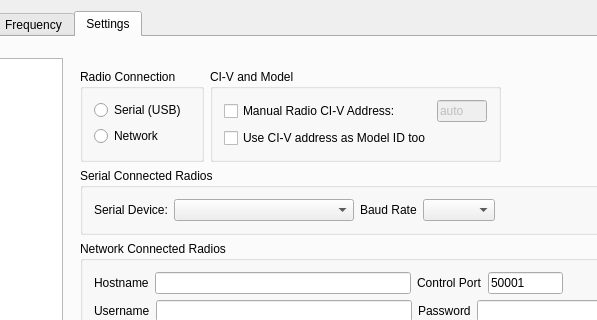
Old version of the form wfmain.ui in the repository adecarolis/wfweb; both pictures show x 121 to 718 and y 0 to 320 of the 948 by 554 pixel window.
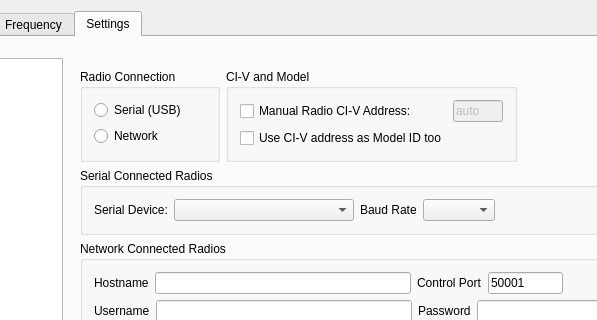
New version of the form. The open tabs and pages were chosen to show the change. Custom widgets are drawn as their Qt base class.

Commit message: Slightly wider radio connection box

Diff of the .ui file:
```diff
--- a/wfmain.ui
+++ b/wfmain.ui
@@ -2074,6 +2074,12 @@
                <layout class="QHBoxLayout" name="horizontalLayout_4">
                 <item>
                  <widget class="QGroupBox" name="groupBox">
+                  <property name="minimumSize">
+                   <size>
+                    <width>140</width>
+                    <height>0</height>
+                   </size>
+                  </property>
                   <property name="title">
                    <string>Radio Connection</string>
                   </property>
```
Left out of the diff: 2 changed lines with no effect on the pictures.
